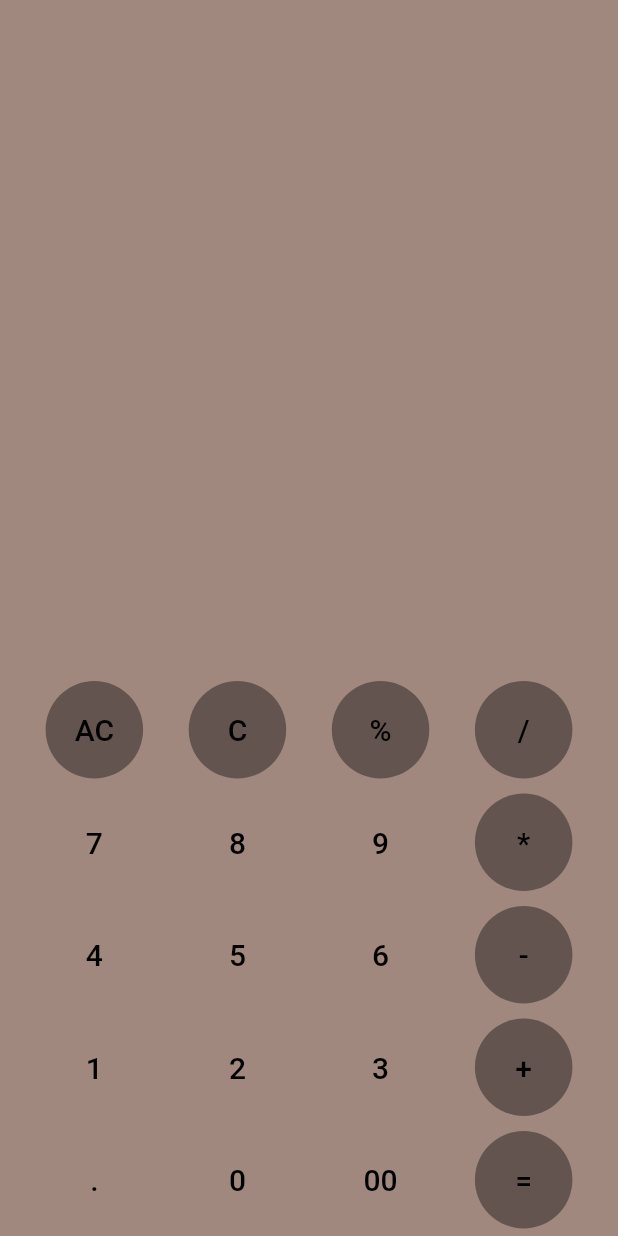
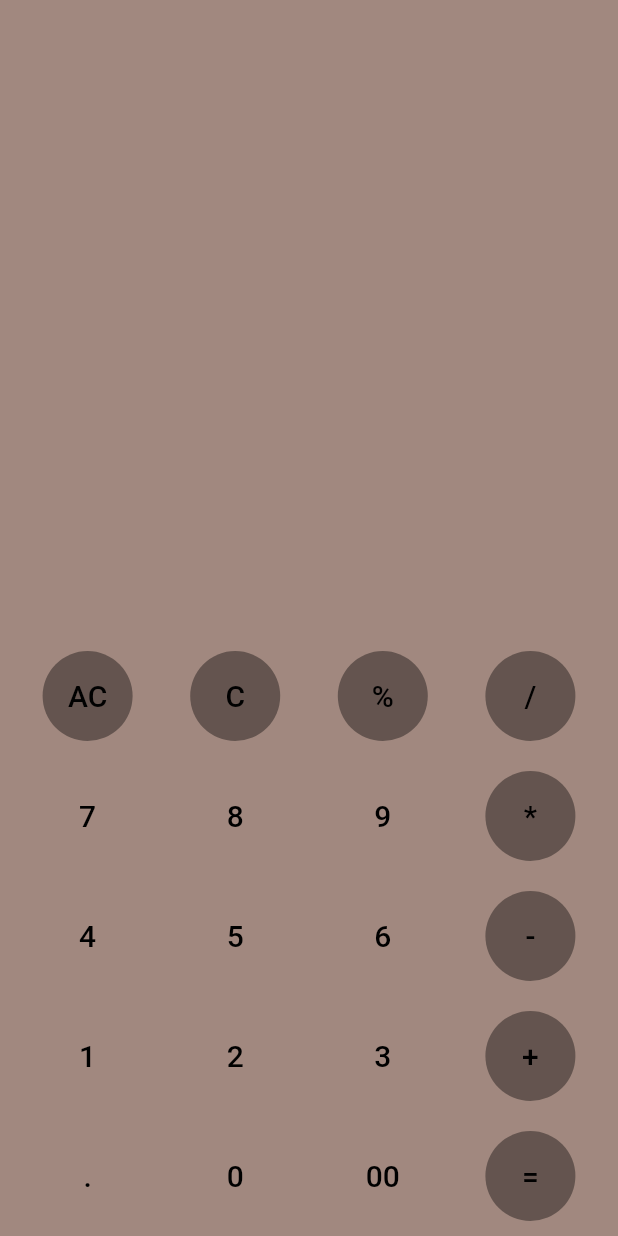
Before and after one commit to IshaNiroula/Functional-Calculator-with-Flutter, a Flutter app: the screen it shows after launch, on a phone screen of 412 x 824 dp. Run offline on Flutter 3.47's test engine with Material 2 defaults, Android fonts, the phone set to English and light mode, and no system bars; our stand-ins replace math_expressions.

Commit message:
edited button UI

```diff
--- a/lib/main.dart
+++ b/lib/main.dart
@@ -121,9 +121,6 @@ class _CalculatorState extends State<Calculator> {
                 ),
               ],
             ),
-            SizedBox(
-              height: 10,
-            ),
             Row(
               mainAxisAlignment: MainAxisAlignment.spaceEvenly,
               children: [
@@ -149,9 +146,6 @@ class _CalculatorState extends State<Calculator> {
                   callback: numClick,
                 ),
               ],
-            ),
-            SizedBox(
-              height: 10,
             ),
             Row(
               mainAxisAlignment: MainAxisAlignment.spaceEvenly,
@@ -179,9 +173,6 @@ class _CalculatorState extends State<Calculator> {
                 ),
               ],
             ),
-            SizedBox(
-              height: 10,
-            ),
             Row(
               mainAxisAlignment: MainAxisAlignment.spaceEvenly,
               children: [
@@ -207,9 +198,6 @@ class _CalculatorState extends State<Calculator> {
                   callback: numClick,
                 ),
               ],
-            ),
-            SizedBox(
-              height: 10,
             ),
             Row(
               mainAxisAlignment: MainAxisAlignment.spaceEvenly,
@@ -237,9 +225,6 @@ class _CalculatorState extends State<Calculator> {
                 ),
               ],
             ),
-            SizedBox(
-              height: 5,
-            ),
           ],
         ),
       ),
--- a/lib/widget/buttons.dart
+++ b/lib/widget/buttons.dart
@@ -14,9 +14,11 @@ class CalculatorButton extends StatelessWidget {
   }) : super(key: key);
   @override
   Widget build(BuildContext context) {
-    return SizedBox(
-      height: 65,
-      width: 65,
+    return Container(
+      margin: EdgeInsets.all(10),
+      child: SizedBox(
+        height: 60,
+        width: 60,
         child: FlatButton(
           onPressed: () {
             callback(digits);
@@ -33,6 +35,7 @@ class CalculatorButton extends StatelessWidget {
             borderRadius: BorderRadius.circular(50),
           ),
         ),
+      ),
     );
   }
 }
--- a/pubspec.yaml
+++ b/pubspec.yaml
@@ -27,7 +27,6 @@ dependencies:
   # The following adds the Cupertino Icons font to your application.
   # Use with the CupertinoIcons class for iOS style icons.
   cupertino_icons: ^0.1.3
-  flutter_neumorphic: ^3.0.1
   math_expressions: ^2.0.1
 
 dev_dependencies:
```
Also changed, not shown: pubspec.lock. Lines whose indentation alone changed are shown as unchanged.
